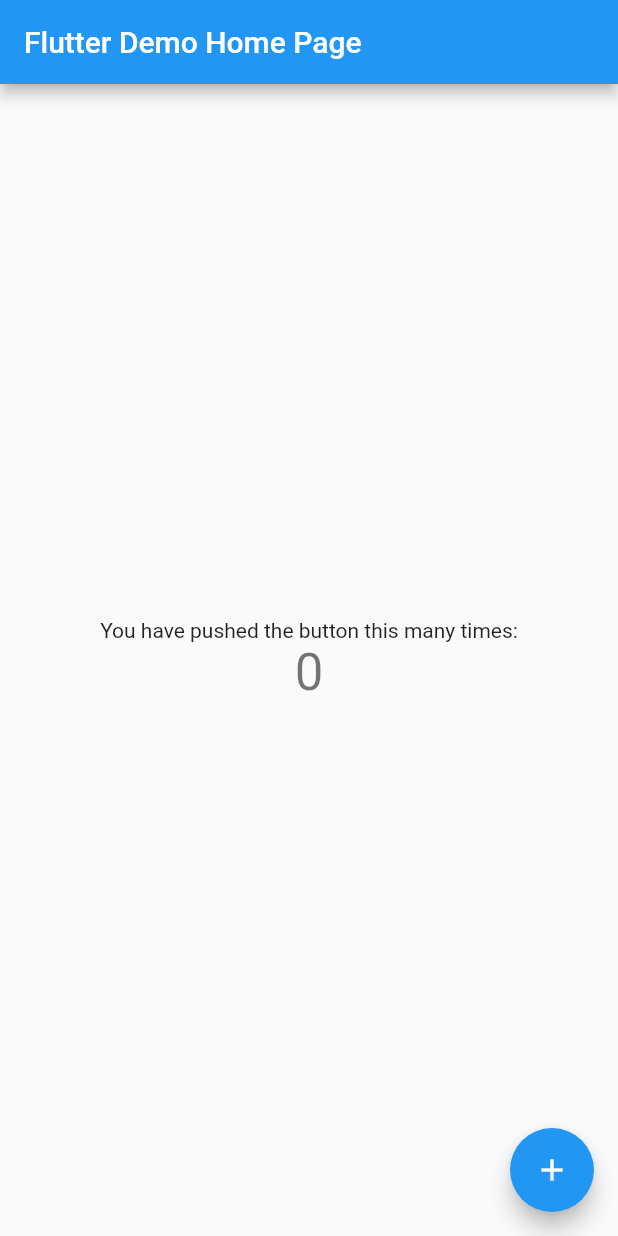
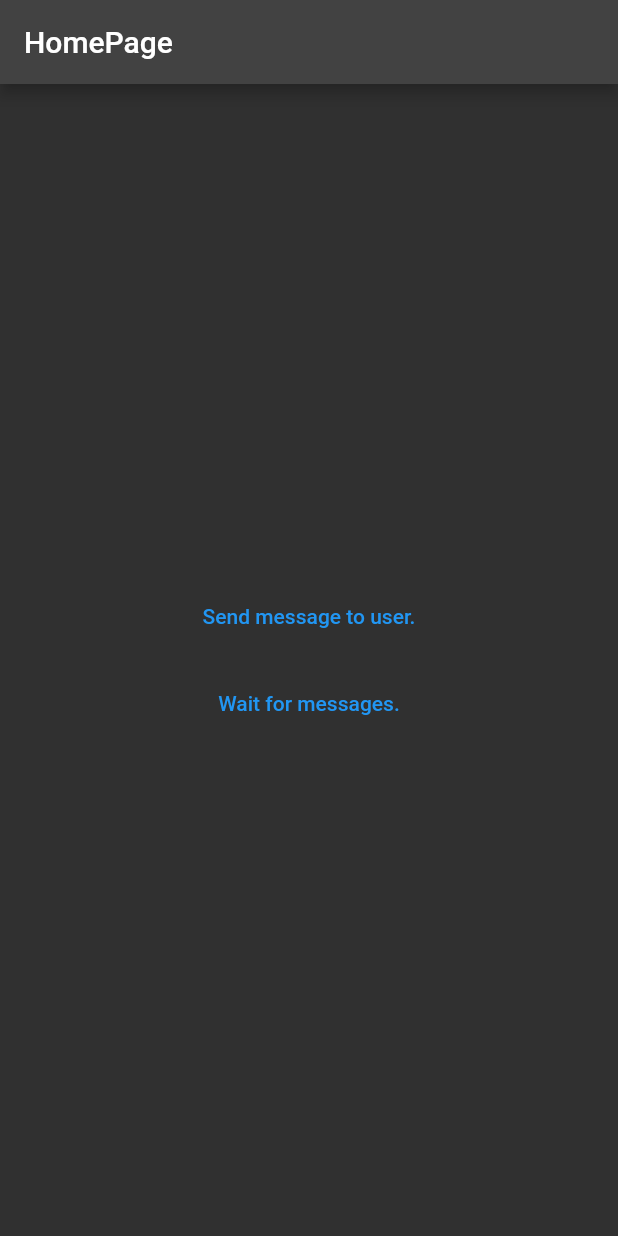
Before and after one commit to andre-alck/associate_app, a Flutter app: the screen it shows after launch, on a phone screen of 412 x 824 dp. Run offline on Flutter 3.47's test engine with Material 2 defaults, Android fonts, the light colour scheme and no system bars.

Commit message:
feat: add basic structure

```diff
--- /dev/null
+++ b/lib/app/widgets/app_widget.dart
@@ -0,0 +1,32 @@
+import 'package:flutter/material.dart';
+import 'package:p_associate_app/wait/pages/wait_for_messages_page.dart';
+
+import '../../home/pages/home_page.dart';
+
+class AppWidget extends StatelessWidget {
+  const AppWidget({
+    super.key,
+  });
+
+  @override
+  Widget build(
+    BuildContext context,
+  ) {
+    return MaterialApp(
+      theme: ThemeData(
+        brightness: Brightness.dark,
+      ),
+      initialRoute: "/home_page",
+      routes: {
+        HomePage.routeName: (
+          context,
+        ) =>
+            const HomePage(),
+        WaitForMessagesPage.routeName: (
+          context,
+        ) =>
+            const WaitForMessagesPage()
+      },
+    );
+  }
+}
--- /dev/null
+++ b/lib/home/pages/home_page.dart
@@ -0,0 +1,25 @@
+import 'package:flutter/material.dart';
+
+import '../widgets/actions_widget.dart';
+
+class HomePage extends StatelessWidget {
+  static const routeName = "/home_page";
+
+  const HomePage({
+    super.key,
+  });
+
+  @override
+  Widget build(
+    BuildContext context,
+  ) {
+    return Scaffold(
+      appBar: AppBar(
+        title: const Text(
+          'HomePage',
+        ),
+      ),
+      body: const ActionsWidget(),
+    );
+  }
+}
--- /dev/null
+++ b/lib/home/widgets/actions_widget.dart
@@ -0,0 +1,45 @@
+import 'dart:developer';
+
+import 'package:flutter/material.dart';
+import 'package:p_associate_app/wait/pages/wait_for_messages_page.dart';
+
+class ActionsWidget extends StatelessWidget {
+  const ActionsWidget({
+    super.key,
+  });
+
+  @override
+  Widget build(
+    BuildContext context,
+  ) {
+    return Center(
+      child: Column(
+        mainAxisAlignment: MainAxisAlignment.center,
+        children: <Widget>[
+          TextButton(
+            onPressed: () => log(
+              'Sent message.',
+            ),
+            child: const Text(
+              'Send message to user.',
+            ),
+          ),
+          const SizedBox(
+            height: 10,
+          ),
+          TextButton(
+            onPressed: () {
+              Navigator.pushNamed(
+                context,
+                WaitForMessagesPage.routeName,
+              );
+            },
+            child: const Text(
+              'Wait for messages.',
+            ),
+          )
+        ],
+      ),
+    );
+  }
+}
--- a/lib/main.dart
+++ b/lib/main.dart
@@ -1,115 +1,9 @@
 import 'package:flutter/material.dart';
 
+import 'app/widgets/app_widget.dart';
+
 void main() {
-  runApp(const MyApp());
+  runApp(
+    const AppWidget(),
+  );
 }
-
-class MyApp extends StatelessWidget {
-  const MyApp({super.key});
-
-  // This widget is the root of your application.
-  @override
-  Widget build(BuildContext context) {
-    return MaterialApp(
-      title: 'Flutter Demo',
-      theme: ThemeData(
-        // This is the theme of your application.
-        //
-        // Try running your application with "flutter run". You'll see the
-        // application has a blue toolbar. Then, without quitting the app, try
-        // changing the primarySwatch below to Colors.green and then invoke
-        // "hot reload" (press "r" in the console where you ran "flutter run",
-        // or simply save your changes to "hot reload" in a Flutter IDE).
-        // Notice that the counter didn't reset back to zero; the application
-        // is not restarted.
-        primarySwatch: Colors.blue,
-      ),
-      home: const MyHomePage(title: 'Flutter Demo Home Page'),
-    );
-  }
-}
-
-class MyHomePage extends StatefulWidget {
-  const MyHomePage({super.key, required this.title});
-
-  // This widget is the home page of your application. It is stateful, meaning
-  // that it has a State object (defined below) that contains fields that affect
-  // how it looks.
-
-  // This class is the configuration for the state. It holds the values (in this
-  // case the title) provided by the parent (in this case the App widget) and
-  // used by the build method of the State. Fields in a Widget subclass are
-  // always marked "final".
-
-  final String title;
-
-  @override
-  State<MyHomePage> createState() => _MyHomePageState();
-}
-
-class _MyHomePageState extends State<MyHomePage> {
-  int _counter = 0;
-
-  void _incrementCounter() {
-    setState(() {
-      // This call to setState tells the Flutter framework that something has
-      // changed in this State, which causes it to rerun the build method below
-      // so that the display can reflect the updated values. If we changed
-      // _counter without calling setState(), then the build method would not be
-      // called again, and so nothing would appear to happen.
-      _counter++;
-    });
-  }
-
-  @override
-  Widget build(BuildContext context) {
-    // This method is rerun every time setState is called, for instance as done
-    // by the _incrementCounter method above.
-    //
-    // The Flutter framework has been optimized to make rerunning build methods
-    // fast, so that you can just rebuild anything that needs updating rather
-    // than having to individually change instances of widgets.
-    return Scaffold(
-      appBar: AppBar(
-        // Here we take the value from the MyHomePage object that was created by
-        // the App.build method, and use it to set our appbar title.
-        title: Text(widget.title),
-      ),
-      body: Center(
-        // Center is a layout widget. It takes a single child and positions it
-        // in the middle of the parent.
-        child: Column(
-          // Column is also a layout widget. It takes a list of children and
-          // arranges them vertically. By default, it sizes itself to fit its
-          // children horizontally, and tries to be as tall as its parent.
-          //
-          // Invoke "debug painting" (press "p" in the console, choose the
-          // "Toggle Debug Paint" action from the Flutter Inspector in Android
-          // Studio, or the "Toggle Debug Paint" command in Visual Studio Code)
-          // to see the wireframe for each widget.
-          //
-          // Column has various properties to control how it sizes itself and
-          // how it positions its children. Here we use mainAxisAlignment to
-          // center the children vertically; the main axis here is the vertical
-          // axis because Columns are vertical (the cross axis would be
-          // horizontal).
-          mainAxisAlignment: MainAxisAlignment.center,
-          children: <Widget>[
-            const Text(
-              'You have pushed the button this many times:',
-            ),
-            Text(
-              '$_counter',
-              style: Theme.of(context).textTheme.headline4,
-            ),
-          ],
-        ),
-      ),
-      floatingActionButton: FloatingActionButton(
-        onPressed: _incrementCounter,
-        tooltip: 'Increment',
-        child: const Icon(Icons.add),
-      ), // This trailing comma makes auto-formatting nicer for build methods.
-    );
-  }
-}
```
Also changed, not shown: lib/wait/pages/wait_for_messages_page.dart (added, +23 -0 lines), 1 other file.
